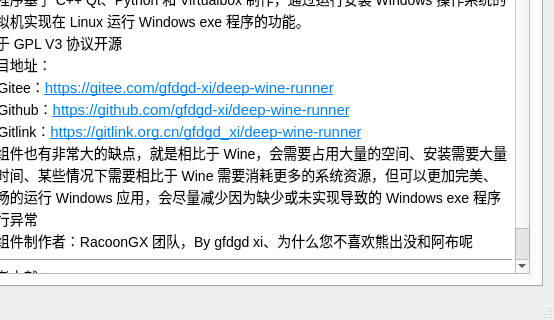
This is VM-source/mainwindow.ui in gfdgd-xi/deep-wine-runner as Qt 5 draws it before an edit; both pictures show x 253 to 807 and y 109 to 429 of the 807 by 429 pixel window. The edited form follows.
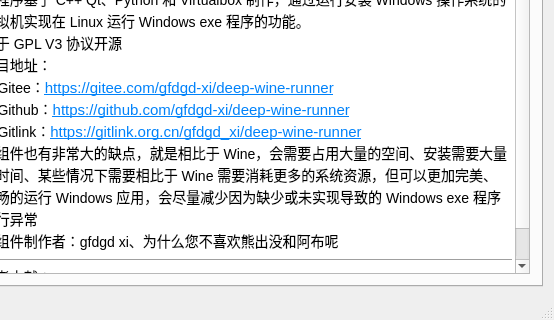
This is the edited form. Icons and pictures are not drawn.

The edit to the form file:
```diff
--- a/VM-source/mainwindow.ui
+++ b/VM-source/mainwindow.ui
@@ -300,7 +300,7 @@
 &lt;p style=&quot; margin-top:0px; margin-bottom:0px; margin-left:0px; margin-right:0px; -qt-block-indent:0; text-indent:0px;&quot;&gt;    Github：&lt;a href=&quot;https://github.com/gfdgd-xi/deep-wine-runner&quot;&gt;&lt;span style=&quot; font-size:11pt; text-decoration: underline; color:#0082fa;&quot;&gt;https://github.com/gfdgd-xi/deep-wine-runner&lt;/span&gt;&lt;/a&gt;&lt;/p&gt;
 &lt;p style=&quot; margin-top:0px; margin-bottom:0px; margin-left:0px; margin-right:0px; -qt-block-indent:0; text-indent:0px;&quot;&gt;    Gitlink：&lt;a href=&quot;https://gitlink.org.cn/gfdgd_xi/deep-wine-runner&quot;&gt;&lt;span style=&quot; font-size:11pt; text-decoration: underline; color:#0082fa;&quot;&gt;https://gitlink.org.cn/gfdgd_xi/deep-wine-runner&lt;/span&gt;&lt;/a&gt;&lt;/p&gt;
 &lt;p style=&quot; margin-top:0px; margin-bottom:0px; margin-left:0px; margin-right:0px; -qt-block-indent:0; text-indent:0px;&quot;&gt;此组件也有非常大的缺点，就是相比于 Wine，会需要占用大量的空间、安装需要大量的时间、某些情况下需要相比于 Wine 需要消耗更多的系统资源，但可以更加完美、流畅的运行 Windows 应用，会尽量减少因为缺少或未实现导致的 Windows exe 程序运行异常&lt;/p&gt;
-&lt;p style=&quot; margin-top:0px; margin-bottom:0px; margin-left:0px; margin-right:0px; -qt-block-indent:0; text-indent:0px;&quot;&gt;该组件制作者：RacoonGX 团队，By gfdgd xi、为什么您不喜欢熊出没和阿布呢&lt;/p&gt;
+&lt;p style=&quot; margin-top:0px; margin-bottom:0px; margin-left:0px; margin-right:0px; -qt-block-indent:0; text-indent:0px;&quot;&gt;该组件制作者：gfdgd xi、为什么您不喜欢熊出没和阿布呢&lt;/p&gt;
 &lt;hr /&gt;
 &lt;p style=&quot; margin-top:0px; margin-bottom:0px; margin-left:0px; margin-right:0px; -qt-block-indent:0; text-indent:0px;&quot;&gt;参考文献：&lt;/p&gt;
 &lt;p style=&quot; margin-top:0px; margin-bottom:0px; margin-left:0px; margin-right:0px; -qt-block-indent:0; text-indent:0px;&quot;&gt;&lt;span style=&quot; font-family:'Droid Sans Mono','monospace','monospace'; font-size:11pt; color:#6a9955;&quot;&gt;https://juejin.cn/post/7080484519328874510&lt;/span&gt;&lt;/p&gt;&lt;/body&gt;&lt;/html&gt;</string>
```
Left out of the diff: 1 changed line with no effect on the pictures.
